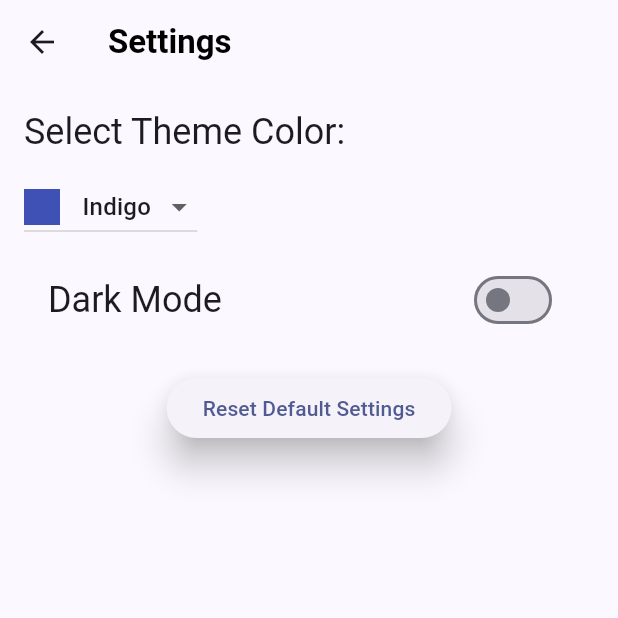
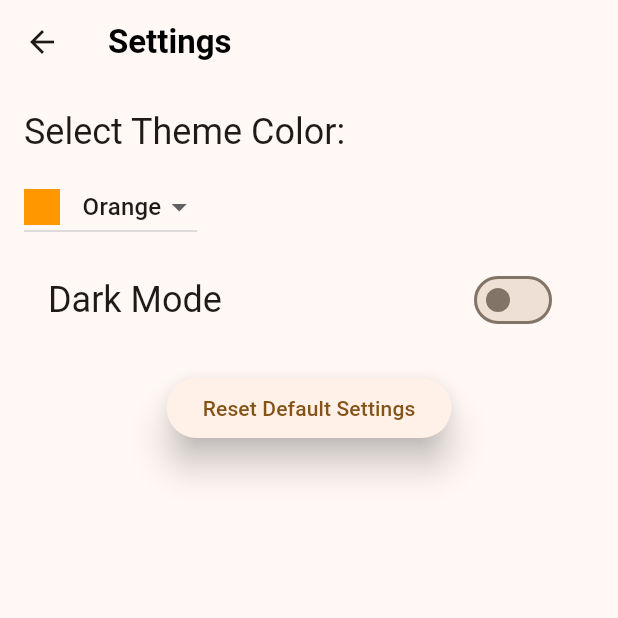
Before and after one commit to UCD-193AB-ws24/CycleGuardFrontend, a Flutter app: the SettingsPage screen opened directly, after a tap on "Reset Default Settings", on a phone screen of 412 x 824 dp, the top half of it. Run offline on Flutter 3.47's test engine with Material 3 defaults, Android fonts, the phone set to English and light mode, and no system bars; our stand-ins replace fl_chart, fluttertoast, get, google_fonts, smooth_page_indicator; missing offline and left inert: dart:ffi; network calls fail.

Commit message:
Updated main, settings, and store to query backend.

```diff
--- a/lib/main.dart
+++ b/lib/main.dart
@@ -88,23 +88,37 @@ class MyApp extends StatelessWidget {
 }
 
 class MyAppState extends ChangeNotifier {
-  Color selectedColor = Colors.indigo;
+  Color selectedColor = Colors.orange;
   bool isDarkMode = false;
 
-  final List<Map<String, dynamic>> availableThemes = [
-    {'name': 'Indigo', 'color': Colors.indigo},
-    {'name': 'Red', 'color': Colors.red},
-    {'name': 'Green', 'color': Colors.green},
-    {'name': 'Blue', 'color': Colors.blue},
-    {'name': 'Purple', 'color': Colors.purple},
-    {'name': 'Orange', 'color': Colors.orange},
-  ];
+  final Map<String, Color> availableThemes = {
+    'Indigo': Colors.indigo,
+    'Red': Colors.red,
+    'Green': Colors.green,
+    'Blue': Colors.blue,
+    'Purple': Colors.purple,
+    'Orange': Colors.orange,
+  };
 
-  final List<Map<String, dynamic>> storeThemes = [
-    {'name': 'Teal', 'color': Colors.teal},
-    {'name': 'Lime', 'color': Colors.lime},
-    {'name': 'Pink', 'color': Colors.pink},
-  ];
+  final Map<String, Color> storeThemes = {
+    'Teal': Colors.teal,
+    'Lime': Colors.lime,
+    'Pink': Colors.pink,
+  };
+
+  final Map<String, Color> ownedThemes = {}; // Keeps track of owned themes
+
+  Future<void> fetchOwnedThemes() async {
+    final ownedThemeNames = await PurchaseInfo.getOwnedItems(); // Fetch owned theme names
+
+    for (var themeName in ownedThemeNames) {
+      if (storeThemes.containsKey(themeName)) {
+        ownedThemes[themeName] = storeThemes[themeName]!; // Add only existing themes
+      }
+    }
+
+    notifyListeners(); // Notify UI of changes
+  }
 
   void updateThemeColor(Color newColor) {
     selectedColor = newColor;
@@ -116,26 +130,34 @@ class MyAppState extends ChangeNotifier {
     notifyListeners();
   }
 
-  void purchaseTheme(Map<String, dynamic> theme) async {
-    // availableThemes.add(theme);
-    // storeThemes.removeWhere((item) => item['color'] == theme['color']);
+  Future<bool> purchaseTheme(String themeName) async {
+    final coins = await CycleCoinInfo.getCycleCoins();
+    if (coins < 10) {
+      Fluttertoast.showToast(
+        msg: "Not enough CycleCoins!",
+        backgroundColor: Colors.red,
+      );
+      return false; // Return false if not enough coins
+    }
 
-    print("Purchasing theme: $theme");
-    final themeName = theme["name"];
-
-    final purchaseResponse = await PurchaseInfo.buyItem(themeName);
-
-    Fluttertoast.showToast(
-        msg: "Server response: $purchaseResponse",
-        toastLength: Toast.LENGTH_SHORT,
-        gravity: ToastGravity.CENTER,
-        timeInSecForIosWeb: 5,
-        backgroundColor: Colors.blueAccent,
-        textColor: Colors.white,
-        fontSize: 16.0
-    );
-
-    notifyListeners();
+    final response = await PurchaseInfo.buyItem(themeName);
+    switch (response) {
+      case BuyResponse.success:
+        final color = storeThemes.remove(themeName);
+        if (color != null) availableThemes[themeName] = color;
+        Fluttertoast.showToast(msg: "Purchase successful!");
+        notifyListeners();
+        return true; // Return true if purchase is successful
+      case BuyResponse.notEnoughCoins:
+        Fluttertoast.showToast(msg: "Not enough CycleCoins!");
+        return false; // Return false if not enough coins
+      case BuyResponse.alreadyOwned:
+        Fluttertoast.showToast(msg: "You already own this theme!");
+        return false; // Return false if already owned
+      default:
+        Fluttertoast.showToast(msg: "Purchase failed. Try again later.");
+        return false; // Return false for any other failure
+    }
   }
 }
 
@@ -258,8 +280,5 @@ AppBar createAppBar(BuildContext context, String titleText) {
             : Colors.black,
       ),
     ),
-    backgroundColor: Theme.of(context).brightness == Brightness.dark
-        ? Colors.black12
-        : Theme.of(context).colorScheme.surface,
   );
 }
--- a/lib/pages/home_page.dart
+++ b/lib/pages/home_page.dart
@@ -29,7 +29,6 @@ class HomePage extends StatelessWidget {
             ),
           ],
         ),
-        backgroundColor: isDarkMode ? Colors.black12 : Colors.white,
       ),
       body: SingleChildScrollView( // Wrap the content in a SingleChildScrollView
         padding: const EdgeInsets.all(8.0),
--- a/lib/pages/settings_page.dart
+++ b/lib/pages/settings_page.dart
@@ -2,7 +2,21 @@ import 'package:flutter/material.dart';
 import 'package:provider/provider.dart';
 import '../main.dart';
 
-class SettingsPage extends StatelessWidget {
+class SettingsPage extends StatefulWidget {
+  @override
+  _SettingsPageState createState() => _SettingsPageState();
+}
+
+class _SettingsPageState extends State<SettingsPage> {
+  @override
+  void initState() {
+    super.initState();
+    // Fetch owned themes when the settings page is initialized
+    WidgetsBinding.instance.addPostFrameCallback((_) {
+      Provider.of<MyAppState>(context, listen: false).fetchOwnedThemes();
+    });
+  }
+
   @override
   Widget build(BuildContext context) {
     return Scaffold(
@@ -24,24 +38,32 @@ class SettingsPage extends StatelessWidget {
                 builder: (context, appState, child) {
                   return DropdownButton<Color>(
                     value: appState.selectedColor,
-                    items: appState.availableThemes.isEmpty
-                        ? []
-                        : appState.availableThemes.map((theme) {
+                    items: [
+                      ...appState.availableThemes.entries.map((entry) {
                         return DropdownMenuItem<Color>(
-                              value: theme['color'],
+                          value: entry.value,
                           child: Row(
                             children: [
-                                  Container(
-                                    width: 24,
-                                    height: 24,
-                                    color: theme['color'],
-                                  ),
+                              Container(width: 24, height: 24, color: entry.value),
                               SizedBox(width: 15),
-                                  Text(theme['name']),
+                              Text(entry.key),
                             ],
                           ),
                         );
-                          }).toList(),
+                      }),
+                      ...appState.ownedThemes.entries.map((entry) {
+                        return DropdownMenuItem<Color>(
+                          value: entry.value,
+                          child: Row(
+                            children: [
+                              Container(width: 24, height: 24, color: entry.value),
+                              SizedBox(width: 15),
+                              Text(entry.key),
+                            ],
+                          ),
+                        );
+                      }),
+                    ],
                     onChanged: (newColor) {
                       if (newColor != null) {
                         appState.updateThemeColor(newColor);
@@ -65,18 +87,15 @@ class SettingsPage extends StatelessWidget {
                   );
                 },
               ),
-              // Reset Button
               SizedBox(height: 20),
               Center(
                 child: ElevatedButton(
                   onPressed: () {
                     final appState = Provider.of<MyAppState>(context, listen: false);
-                    appState.updateThemeColor(Colors.indigo);
+                    appState.updateThemeColor(Colors.orange);
                     appState.toggleDarkMode(false);
                   },
-                  style: ElevatedButton.styleFrom(
-                    elevation: 10,
-                  ),
+                  style: ElevatedButton.styleFrom(elevation: 10),
                   child: Text('Reset Default Settings'),
                 ),
               ),
```
Also changed, not shown: lib/pages/store_page.dart (+19 -11 lines), pubspec.lock. Lines whose indentation alone changed are shown as unchanged.
